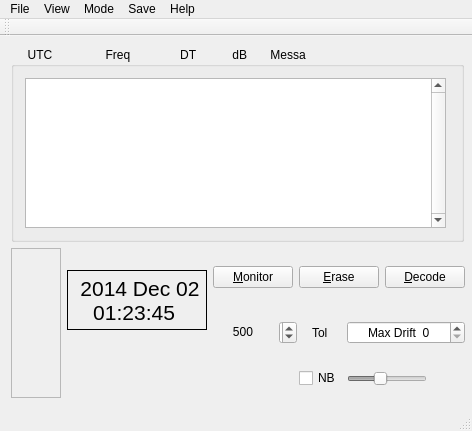
The window that q65w/mainwindow.ui (kholia/wsjtx) describes before a commit, drawn with Qt 5.
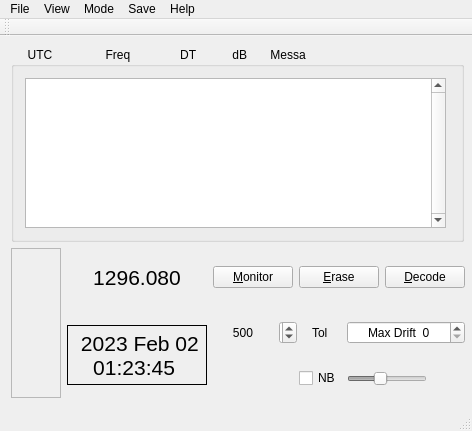
The same window after the commit. Custom widgets are drawn as their Qt base class.

Commit message: More tweaks to the GUI.  Add a Frequency label.

Patch:
```diff
--- a/q65w/mainwindow.ui
+++ b/q65w/mainwindow.ui
@@ -127,7 +127,7 @@
           </property>
          </widget>
         </item>
-        <item row="0" column="1" rowspan="2">
+        <item row="1" column="1" rowspan="2">
          <widget class="QLabel" name="labUTC">
           <property name="minimumSize">
            <size>
@@ -150,7 +150,7 @@
            <enum>QFrame::Panel</enum>
           </property>
           <property name="text">
-           <string> 2014 Dec 02
+           <string> 2023 Feb 02
 01:23:45 </string>
           </property>
           <property name="alignment">
@@ -351,6 +351,21 @@
           </property>
          </widget>
         </item>
+        <item row="0" column="1">
+         <widget class="QLabel" name="labFreq">
+          <property name="font">
+           <font>
+            <pointsize>16</pointsize>
+           </font>
+          </property>
+          <property name="text">
+           <string>1296.080</string>
+          </property>
+          <property name="alignment">
+           <set>Qt::AlignCenter</set>
+          </property>
+         </widget>
+        </item>
        </layout>
       </item>
      </layout>
```
